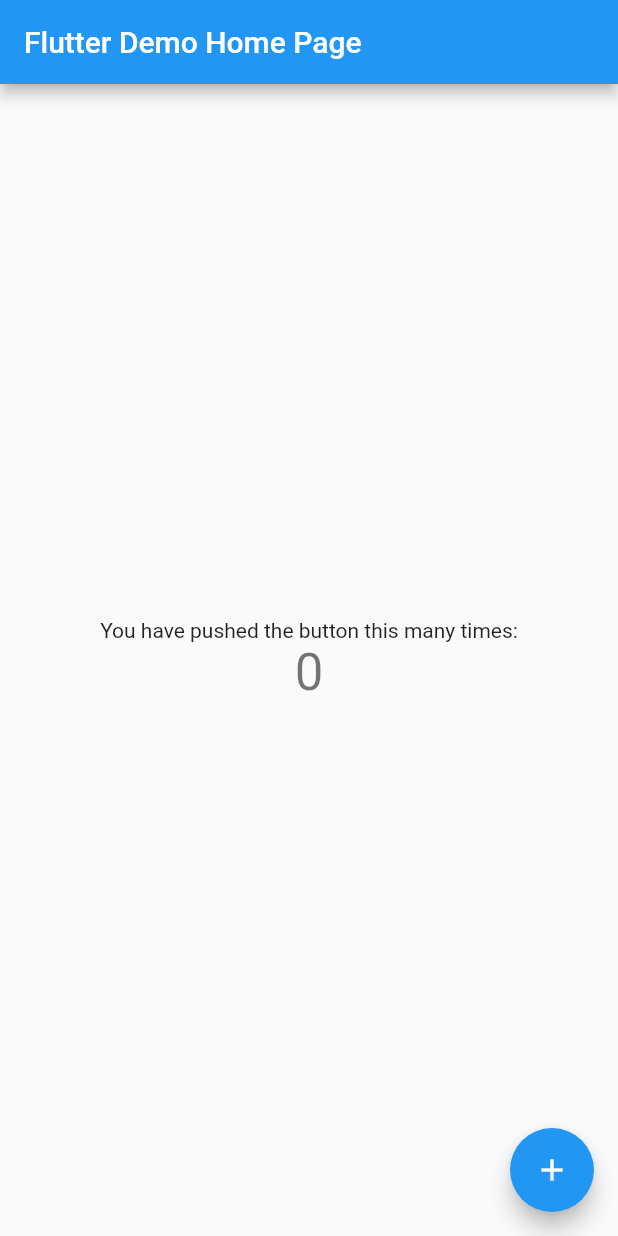
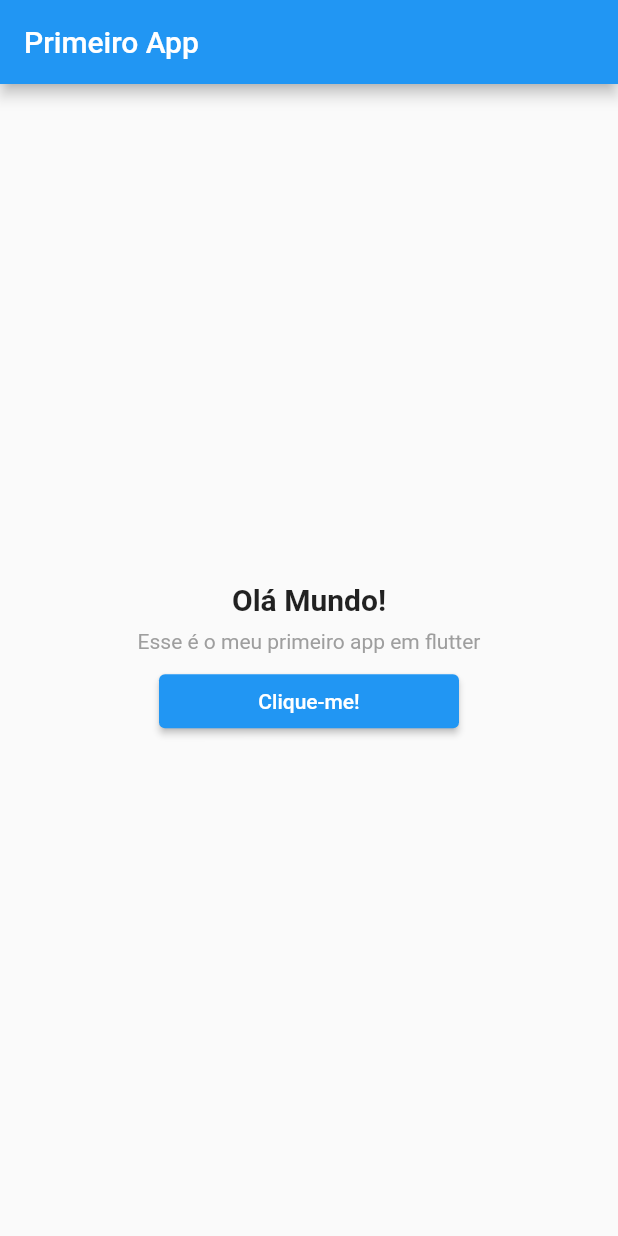
Before and after one commit to jeanmmlima/IMD0509-flutter, a Flutter app: the screen it shows after launch, on a phone screen of 412 x 824 dp. Run offline on Flutter 3.47's test engine with Material 2 defaults, Android fonts, the phone set to English and light mode, and no system bars; Roboto replaces fonts that are missing (Helvetica).

Commit message:
first class

```diff
--- a/f0_firstapp/lib/main.dart
+++ b/f0_firstapp/lib/main.dart
@@ -1,115 +1,48 @@
 import 'package:flutter/material.dart';
 
 void main() {
-  runApp(const MyApp());
+  runApp(HelloWorldApp());
 }
 
-class MyApp extends StatelessWidget {
-  const MyApp({Key? key}) : super(key: key);
-
-  // This widget is the root of your application.
+class HelloWorldApp extends StatelessWidget {
   @override
   Widget build(BuildContext context) {
     return MaterialApp(
-      title: 'Flutter Demo',
-      theme: ThemeData(
-        // This is the theme of your application.
-        //
-        // Try running your application with "flutter run". You'll see the
-        // application has a blue toolbar. Then, without quitting the app, try
-        // changing the primarySwatch below to Colors.green and then invoke
-        // "hot reload" (press "r" in the console where you ran "flutter run",
-        // or simply save your changes to "hot reload" in a Flutter IDE).
-        // Notice that the counter didn't reset back to zero; the application
-        // is not restarted.
-        primarySwatch: Colors.blue,
+      home: Scaffold(
+        appBar: AppBar(title: Text('Primeiro App')),
+        body: Center(
+          child: Column(
+              mainAxisAlignment: MainAxisAlignment.center,
+              children: <Widget>[
+                Padding(
+                  padding: const EdgeInsets.all(8.0),
+                  child: Text(
+                    'Olá Mundo!',
+                    style: TextStyle(
+                      fontSize: 20,
+                      fontWeight: FontWeight.bold,
+                      fontFamily: 'Helvetica',
+                    ),
+                  ),
+                ),
+                Text(
+                  'Esse é o meu primeiro app em flutter',
+                  style: TextStyle(color: Colors.grey),
+                ),
+                Padding(
+                  padding: const EdgeInsets.all(8.0),
+                  child: Container(
+                    width: 200,
+                    child: ElevatedButton(
+                        onPressed: () {
+                          print('Usuário clicou!');
+                        },
+                        child: Text('Clique-me!')),
+                  ),
+                )
+              ]),
+        ),
       ),
-      home: const MyHomePage(title: 'Flutter Demo Home Page'),
     );
   }
 }
-
-class MyHomePage extends StatefulWidget {
-  const MyHomePage({Key? key, required this.title}) : super(key: key);
-
-  // This widget is the home page of your application. It is stateful, meaning
-  // that it has a State object (defined below) that contains fields that affect
-  // how it looks.
-
-  // This class is the configuration for the state. It holds the values (in this
-  // case the title) provided by the parent (in this case the App widget) and
-  // used by the build method of the State. Fields in a Widget subclass are
-  // always marked "final".
-
-  final String title;
-
-  @override
-  State<MyHomePage> createState() => _MyHomePageState();
-}
-
-class _MyHomePageState extends State<MyHomePage> {
-  int _counter = 0;
-
-  void _incrementCounter() {
-    setState(() {
-      // This call to setState tells the Flutter framework that something has
-      // changed in this State, which causes it to rerun the build method below
-      // so that the display can reflect the updated values. If we changed
-      // _counter without calling setState(), then the build method would not be
-      // called again, and so nothing would appear to happen.
-      _counter++;
-    });
-  }
-
-  @override
-  Widget build(BuildContext context) {
-    // This method is rerun every time setState is called, for instance as done
-    // by the _incrementCounter method above.
-    //
-    // The Flutter framework has been optimized to make rerunning build methods
-    // fast, so that you can just rebuild anything that needs updating rather
-    // than having to individually change instances of widgets.
-    return Scaffold(
-      appBar: AppBar(
-        // Here we take the value from the MyHomePage object that was created by
-        // the App.build method, and use it to set our appbar title.
-        title: Text(widget.title),
-      ),
-      body: Center(
-        // Center is a layout widget. It takes a single child and positions it
-        // in the middle of the parent.
-        child: Column(
-          // Column is also a layout widget. It takes a list of children and
-          // arranges them vertically. By default, it sizes itself to fit its
-          // children horizontally, and tries to be as tall as its parent.
-          //
-          // Invoke "debug painting" (press "p" in the console, choose the
-          // "Toggle Debug Paint" action from the Flutter Inspector in Android
-          // Studio, or the "Toggle Debug Paint" command in Visual Studio Code)
-          // to see the wireframe for each widget.
-          //
-          // Column has various properties to control how it sizes itself and
-          // how it positions its children. Here we use mainAxisAlignment to
-          // center the children vertically; the main axis here is the vertical
-          // axis because Columns are vertical (the cross axis would be
-          // horizontal).
-          mainAxisAlignment: MainAxisAlignment.center,
-          children: <Widget>[
-            const Text(
-              'You have pushed the button this many times:',
-            ),
-            Text(
-              '$_counter',
-              style: Theme.of(context).textTheme.headline4,
-            ),
-          ],
-        ),
-      ),
-      floatingActionButton: FloatingActionButton(
-        onPressed: _incrementCounter,
-        tooltip: 'Increment',
-        child: const Icon(Icons.add),
-      ), // This trailing comma makes auto-formatting nicer for build methods.
-    );
-  }
-}
```
